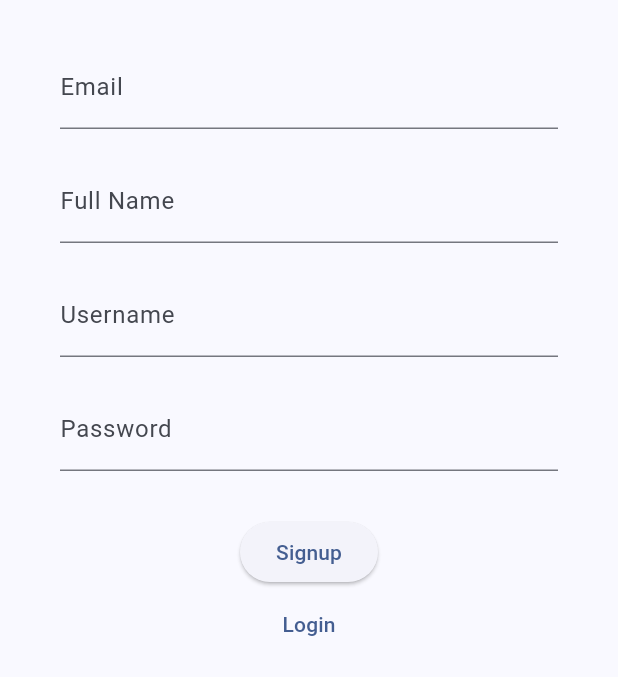
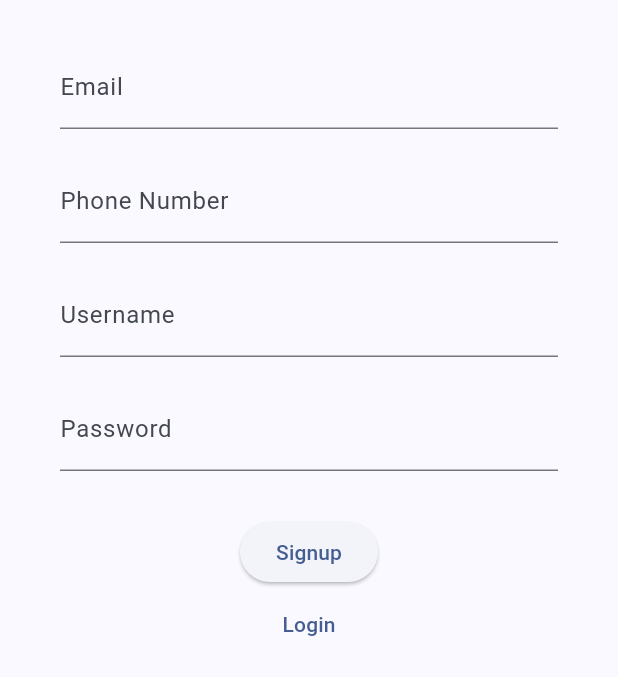
Before and after one commit to AndrewEllen/instagram-clone, a Flutter app: the screen it shows after launch, after a tap on "Signup", on a phone screen of 412 x 824 dp, the part 111-788 px from its top. Run offline on Flutter 3.47's test engine with Material 2 defaults, Android fonts, the phone set to English and light mode, and no system bars; our stand-ins replace firebase_auth, firebase_core, material_design_icons_flutter; accounts and stored records are empty; generated files the repository leaves out were written again; network calls fail.

Commit message:
Added ability to set a username

```diff
--- a/lib/pages/LandingPage/landing_page.dart
+++ b/lib/pages/LandingPage/landing_page.dart
@@ -11,11 +11,15 @@ void main() {
 class LandingPage extends StatelessWidget {
   LandingPage({super.key});
 
+  final emailController = TextEditingController();
   final userNameController = TextEditingController();
   final passwordController = TextEditingController();
+  final phoneController = TextEditingController();
 
+  final GlobalKey<FormState> emailKey = GlobalKey<FormState>();
   final GlobalKey<FormState> userNameKey = GlobalKey<FormState>();
   final GlobalKey<FormState> passwordKey = GlobalKey<FormState>();
+  final GlobalKey<FormState> phoneKey = GlobalKey<FormState>();
 
   Future<void> sendVerificationEmail(BuildContext context) async {
     final user = FirebaseAuth.instance.currentUser!;
@@ -32,11 +36,17 @@ class LandingPage extends StatelessWidget {
 
   Future<void> signUpUser(BuildContext context) async {
     await FirebaseAuth.instance.createUserWithEmailAndPassword(
-      email: userNameController.text.trim(),
+      email: emailController.text.trim(),
       password: passwordController.text.trim(),
     );
 
+
     if (FirebaseAuth.instance.currentUser != null) {
+
+      FirebaseAuth.instance.currentUser!.updateDisplayName(userNameController.text.trim());
+      ///Phone numbers need verified
+      //FirebaseAuth.instance.currentUser!.updatePhoneNumber(phoneController.text.trim() as PhoneAuthCredential);
+
       if (context.mounted) {
         sendVerificationEmail(context);
       }
@@ -63,26 +73,31 @@ class LandingPage extends StatelessWidget {
                   ),
                 ),
                 const SizedBox(height: 30.0),
+
+                ///Needs Verification
                 TextFormField(
-                  key: userNameKey,
-                  controller: userNameController,
+                  key: emailKey,
+                  controller: emailController,
                   decoration: const InputDecoration(
                     labelText: 'Email',
                   ),
                 ),
                 const SizedBox(height: 20.0),
 
-                ///Unused currently
-                const TextField(
-                  decoration: InputDecoration(
-                    labelText: 'Full Name',
+                ///Needs Verification
+                TextFormField(
+                  key: phoneKey,
+                  controller: phoneController,
+                  decoration: const InputDecoration(
+                    labelText: 'Phone Number',
                   ),
                 ),
                 const SizedBox(height: 20.0),
 
-                ///Unused currently
-                const TextField(
-                  decoration: InputDecoration(
+                TextFormField(
+                  key: userNameKey,
+                  controller: userNameController,
+                  decoration: const InputDecoration(
                     labelText: 'Username',
                   ),
                 ),
--- a/lib/pages/main_page.dart
+++ b/lib/pages/main_page.dart
@@ -7,7 +7,9 @@ import 'package:instagram_clone/pages/Search/search_page.dart';
 import 'package:instagram_clone/pages/UserRegistration/user_registration_confirmation_email.dart';
 import 'package:instagram_clone/widgets/MainAppWidgets/nav_bar.dart';
 import 'package:firebase_auth/firebase_auth.dart';
+import 'package:provider/provider.dart';
 import '../constants.dart';
+import '../providers/Profile/user_data.dart';
 
 class MainPage extends StatefulWidget {
   const MainPage({Key? key}) : super(key: key);
@@ -80,6 +82,12 @@ class _MainPageState extends State<MainPage> {
     _isUserEmailVerified = FirebaseAuth.instance.currentUser!.emailVerified;
   }
 
+  void setUserNameForSession() {
+    if (FirebaseAuth.instance.currentUser!.displayName != null) {
+      context.read<UserData>().updateUserDisplayName(FirebaseAuth.instance.currentUser!.displayName!);
+    }
+  }
+
   @override
   void initState() {
     if (FirebaseAuth.instance.currentUser != null) {
@@ -98,6 +106,7 @@ class _MainPageState extends State<MainPage> {
         //Returns a different page depending on if a user is logged in or not
         if (snapshot.hasData) {
           checkUserVerificationStatus();
+          setUserNameForSession();
           return _isUserEmailVerified ? Scaffold(
             backgroundColor: appPrimaryColour,
             bottomNavigationBar: NavBar(
```
